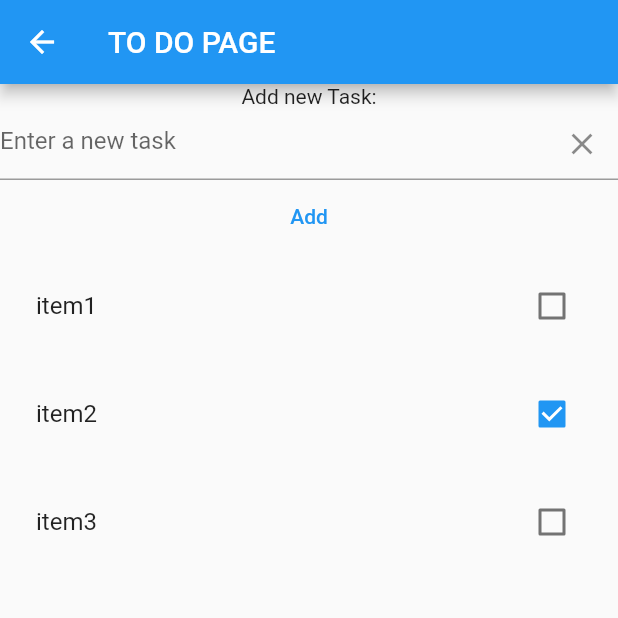
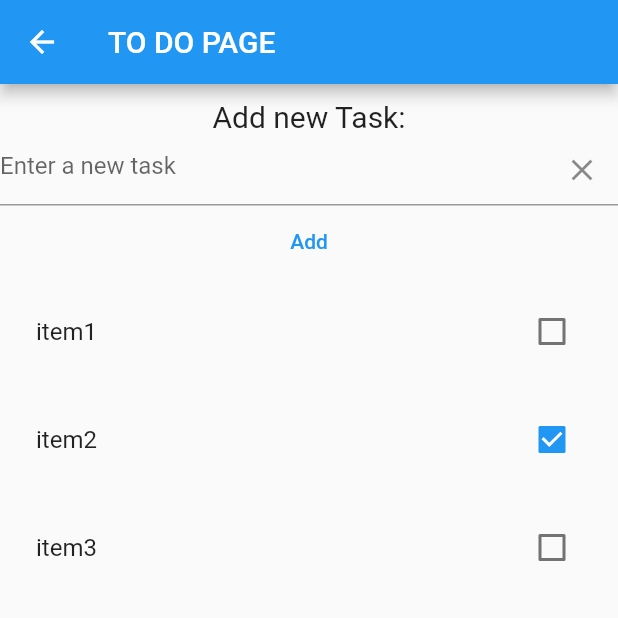
Before and after one commit to punkzberryz/study_riverpod, a Flutter app: the TodoPage screen opened by its route, on a phone screen of 412 x 824 dp, the top half of it. Run offline on Flutter 3.47's test engine with Material 2 defaults, Android fonts, the phone set to English and light mode, and no system bars; our stand-ins replace hooks_riverpod.

Commit message:
update text style

```diff
--- a/lib/todo_page.dart
+++ b/lib/todo_page.dart
@@ -72,7 +72,13 @@ Widget newTaskTextField({
     Column(
       crossAxisAlignment: CrossAxisAlignment.center,
       children: [
-        const Text('Add new Task:'),
+        const SizedBox(
+          height: 10,
+        ),
+        const Text(
+          'Add new Task:',
+          style: TextStyle(fontSize: 20),
+        ),
         TextField(
           controller: textFieldController,
           onChanged: textOnChanged,
```
